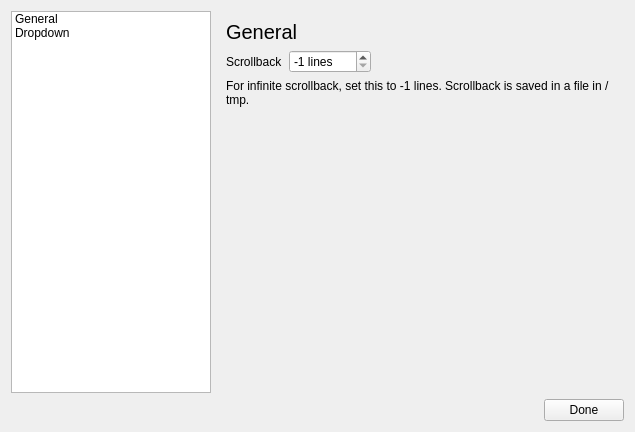
The window that terminal/settingswindow.ui (theCheeseboard/theterminal) describes before a commit, drawn with Qt 5.
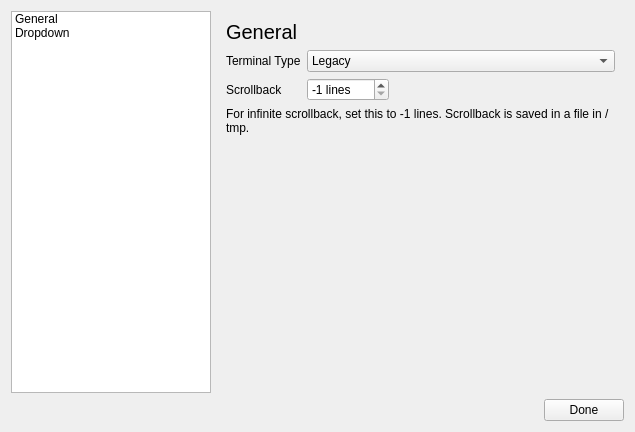
The same window after the commit. Icons and pictures are not drawn.

Patch:
```diff
--- a/terminal/settingswindow.ui
+++ b/terminal/settingswindow.ui
@@ -56,46 +56,7 @@
        </property>
        <widget class="QWidget" name="page">
         <layout class="QGridLayout" name="gridLayout">
-         <item row="1" column="0">
-          <widget class="QLabel" name="label_4">
-           <property name="text">
-            <string>Scrollback</string>
-           </property>
-          </widget>
-         </item>
-         <item row="3" column="0">
-          <spacer name="verticalSpacer">
-           <property name="orientation">
-            <enum>Qt::Vertical</enum>
-           </property>
-           <property name="sizeHint" stdset="0">
-            <size>
-             <width>20</width>
-             <height>40</height>
-            </size>
-           </property>
-          </spacer>
-         </item>
-         <item row="1" column="1">
-          <widget class="QSpinBox" name="scrollbackSpin">
-           <property name="suffix">
-            <string> lines</string>
-           </property>
-           <property name="prefix">
-            <string/>
-           </property>
-           <property name="minimum">
-            <number>-1</number>
-           </property>
-           <property name="maximum">
-            <number>1000</number>
-           </property>
-           <property name="value">
-            <number>-1</number>
-           </property>
-          </widget>
-         </item>
-         <item row="1" column="2">
+         <item row="2" column="2">
           <spacer name="horizontalSpacer_2">
            <property name="orientation">
             <enum>Qt::Horizontal</enum>
@@ -108,6 +69,13 @@
            </property>
           </spacer>
          </item>
+         <item row="2" column="0">
+          <widget class="QLabel" name="label_4">
+           <property name="text">
+            <string>Scrollback</string>
+           </property>
+          </widget>
+         </item>
          <item row="0" column="0" colspan="3">
           <widget class="QLabel" name="label">
            <property name="font">
@@ -120,7 +88,26 @@
            </property>
           </widget>
          </item>
-         <item row="2" column="0" colspan="3">
+         <item row="2" column="1">
+          <widget class="QSpinBox" name="scrollbackSpin">
+           <property name="suffix">
+            <string> lines</string>
+           </property>
+           <property name="prefix">
+            <string/>
+           </property>
+           <property name="minimum">
+            <number>-1</number>
+           </property>
+           <property name="maximum">
+            <number>1000</number>
+           </property>
+           <property name="value">
+            <number>-1</number>
+           </property>
+          </widget>
+         </item>
+         <item row="3" column="0" colspan="3">
           <widget class="QLabel" name="label_5">
            <property name="text">
             <string>For infinite scrollback, set this to -1 lines. Scrollback is saved in a file in /tmp.</string>
@@ -130,6 +117,40 @@
            </property>
           </widget>
          </item>
+         <item row="4" column="0">
+          <spacer name="verticalSpacer">
+           <property name="orientation">
+            <enum>Qt::Vertical</enum>
+           </property>
+           <property name="sizeHint" stdset="0">
+            <size>
+             <width>20</width>
+             <height>40</height>
+            </size>
+           </property>
+          </spacer>
+         </item>
+         <item row="1" column="0">
+          <widget class="QLabel" name="label_6">
+           <property name="text">
+            <string>Terminal Type</string>
+           </property>
+          </widget>
+         </item>
+         <item row="1" column="1" colspan="2">
+          <widget class="QComboBox" name="termTypeComboBox">
+           <item>
+            <property name="text">
+             <string>Legacy</string>
+            </property>
+           </item>
+           <item>
+            <property name="text">
+             <string>Contemporary</string>
+            </property>
+           </item>
+          </widget>
+         </item>
         </layout>
        </widget>
        <widget class="QWidget" name="page_2">
```
Left out of the diff: 6 changed lines with no effect on the pictures.
